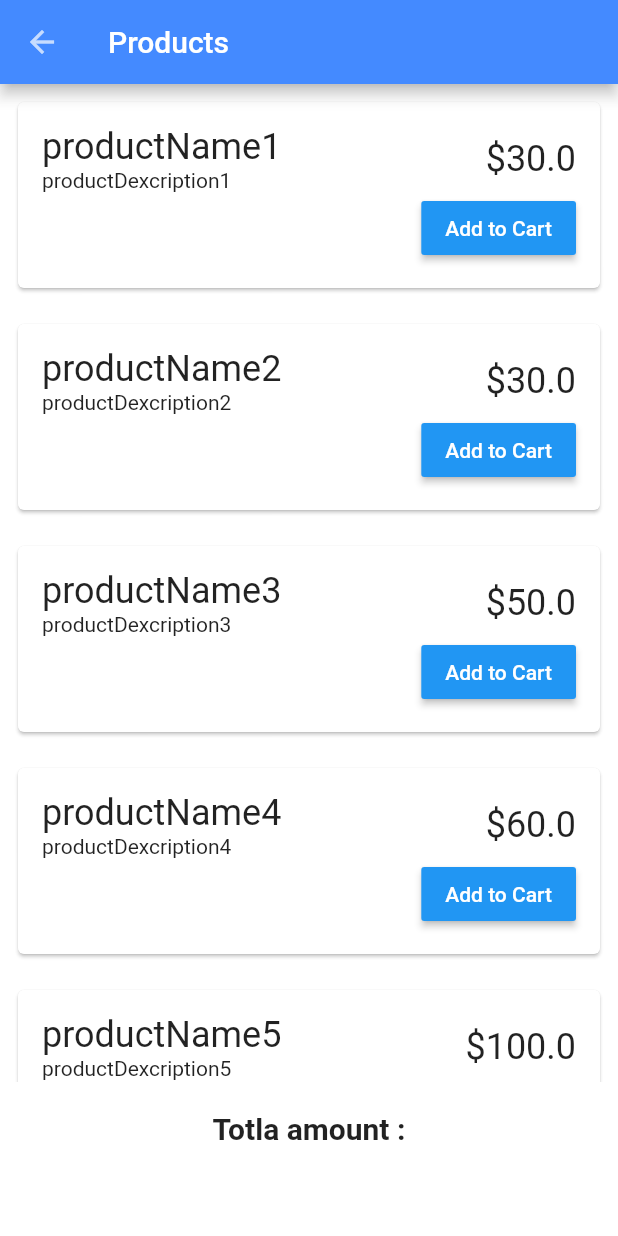
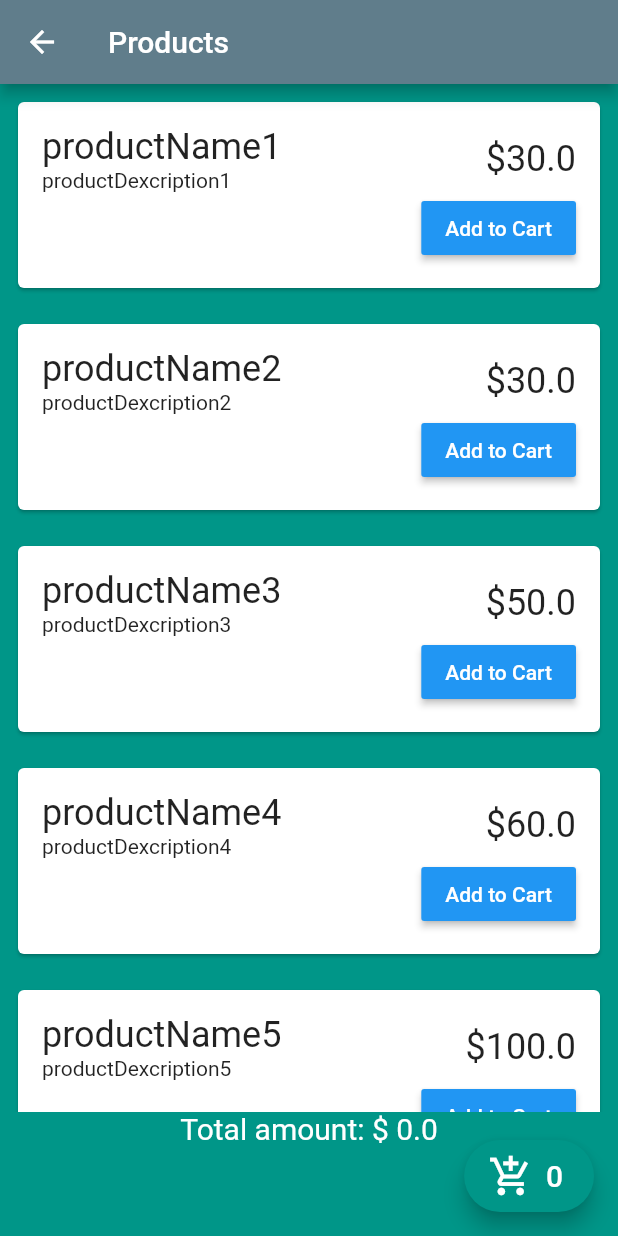
Before and after one commit to ASM-FAHIM/Getx_Flutter, a Flutter app: the screen it shows after launch, on a phone screen of 412 x 824 dp. Run offline on Flutter 3.47's test engine with Material 2 defaults, Android fonts, the phone set to English and light mode, and no system bars; our stand-ins replace get.

Commit message:
cartNDshop controller page modified

```diff
--- a/lib/controllers/cart_controller.dart
+++ b/lib/controllers/cart_controller.dart
@@ -1,7 +1,18 @@
+import 'package:flutter/material.dart';
 import 'package:get/get.dart';
+import 'package:getx_cart_eshop/models/product.dart';
 
 class CartController extends GetxController{
 
+  var cartItems = <Product> [].obs;
+  int get count => cartItems.length;
 
-
+  //if we want to add manually by using dartLang
+  double get productPrice =>
+      cartItems.fold(0, (previousValue, element) =>
+      previousValue+element.price
+      );
+  addToCart(Product product) {
+    cartItems.add(product);
+  }
 }
--- a/lib/views/shopping _page.dart
+++ b/lib/views/shopping _page.dart
@@ -1,10 +1,12 @@
 import 'package:flutter/material.dart';
 import 'package:get/get.dart';
+import 'package:getx_cart_eshop/controllers/cart_controller.dart';
 import 'package:getx_cart_eshop/controllers/shoppingController.dart';
 
 class ShoppingPage extends StatelessWidget {
 
   final shoppingController = Get.put(ShoppingController());
+  final cartController = Get.put(CartController());
 
   @override
   Widget build(BuildContext context) {
@@ -12,12 +14,12 @@ class ShoppingPage extends StatelessWidget {
       appBar: AppBar(
         title: Text("Products"),
         leading: IconButton(
-          icon: Icon(Icons.arrow_back, color: Colors.white70),
-          onPressed: () => Navigator.of(context).pop(),
+            onPressed: () {
+              Get.back();
+            },
+            icon: const Icon(Icons.arrow_back)),
       ),
-        backgroundColor: Colors.blueAccent,
-      ),
-      backgroundColor: Colors.white70,
+      backgroundColor: Colors.teal,
       body: SafeArea(
         child: Column(
           children: [
@@ -28,29 +30,36 @@ class ShoppingPage extends StatelessWidget {
                     itemCount: controller.products.length,
                     itemBuilder: (context, index) {
                       return Card(
-                            margin: EdgeInsets.all(12.0),
+                        margin: const EdgeInsets.all(12),
                         child: Padding(
-                                padding: EdgeInsets.all(16.0),
+                          padding: const EdgeInsets.all(16.0),
                           child: Column(
                             crossAxisAlignment: CrossAxisAlignment.end,
                             children: [
                               Row(
-                                    mainAxisAlignment: MainAxisAlignment.spaceBetween,
+                                mainAxisAlignment:
+                                MainAxisAlignment.spaceBetween,
                                 children: [
                                   Column(
                                     crossAxisAlignment:
                                     CrossAxisAlignment.start,
                                     children: [
-                                          Text(controller.products[index].productName,style: TextStyle(fontSize: 24),),
-                                          Text(controller.products[index].productDexcription,),
+                                      Text(
+                                        '${controller.products[index].productName}',
+                                        style: TextStyle(fontSize: 24),
+                                      ),
+                                      Text(
+                                          '${controller.products[index].productDexcription}'),
                                     ],
                                   ),
-                                      Text('\$${controller.products[index].price.toString()}',
+                                  Text('\$${controller.products[index].price}',
                                       style: TextStyle(fontSize: 24)),
                                 ],
                               ),
                               RaisedButton(
                                 onPressed: () {
+                                  cartController
+                                      .addToCart(controller.products[index]);
                                 },
                                 color: Colors.blue,
                                 textColor: Colors.white,
@@ -60,15 +69,36 @@ class ShoppingPage extends StatelessWidget {
                           ),
                         ),
                       );
-                        });
+                    },
+                  );
+                },
+              ),
+            ),
+            GetX<CartController>(
+                builder: (controller) {
+                return Text(
+                'Total amount: \$ ${controller.productPrice}',
+                style: TextStyle(fontSize: 20, color: Colors.white),
+              );
             }
-                )),
-            SizedBox(height: 20,),
-            Text("Totla amount :", style: TextStyle(fontSize: 20, fontWeight: FontWeight.bold),),
-            SizedBox(height: 60,)
+            ),
+            SizedBox(height: 60),
           ],
         ),
       ),
+      floatingActionButton: FloatingActionButton.extended(
+        backgroundColor: Colors.teal,
+          icon: Icon(Icons.add_shopping_cart_outlined, size: 30,),
+          onPressed: (){
+
+          },
+          label: GetX<CartController>(
+            builder: (controller) {
+              return Text(controller.count.toString(),
+                style: TextStyle(fontSize: 20),
+              );
+            }
+          )),
     );
   }
 }
```
Lines whose indentation alone changed are shown as unchanged.
